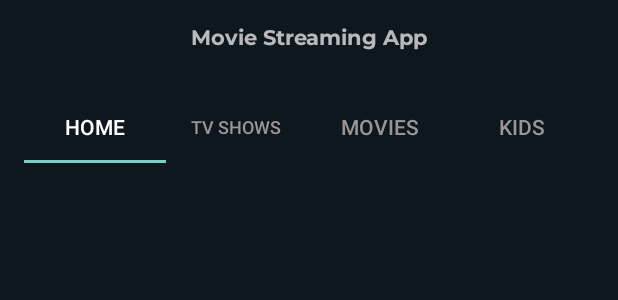
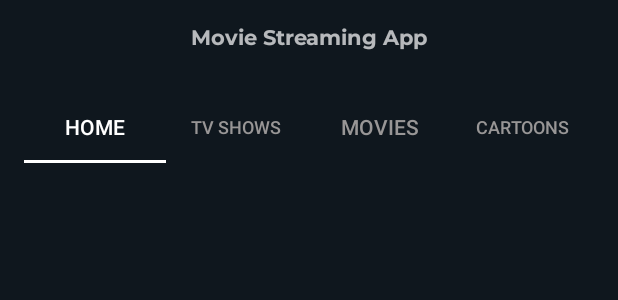
Before and after one commit to SsaaaadD2/PrimeVideoClone, an Android app: the layout activity_main.xml on its own in the app's theme, with its tools: preview values and no code run, on a phone screen of 412 x 824 dp. Shown: the top 300 px of the screen. Run offline under Robolectric (Android 15) with nearby library versions, the phone set to English and light mode, and no system bars.

```diff
--- a/app/src/main/res/drawable/selected.xml
+++ b/app/src/main/res/drawable/selected.xml
@@ -3,7 +3,7 @@
     <item>
         <shape
             android:shape="ring"
-            android:thickness="5dp"
+            android:thickness="4dp"
             android:innerRadius="0dp"
             android:useLevel="false">
 
--- a/app/src/main/res/drawable/unselected.xml
+++ b/app/src/main/res/drawable/unselected.xml
@@ -3,7 +3,7 @@
     <item>
         <shape
             android:shape="ring"
-            android:thickness="5dp"
+            android:thickness="3dp"
             android:innerRadius="0dp"
             android:useLevel="false">
 
--- a/app/src/main/res/layout/activity_main.xml
+++ b/app/src/main/res/layout/activity_main.xml
@@ -19,12 +19,12 @@
         app:layout_constraintTop_toTopOf="parent" />
 
     <com.google.android.material.tabs.TabLayout
-        android:id="@+id/tabLayout"
+        android:id="@+id/tab_category"
         android:layout_width="match_parent"
         android:layout_height="wrap_content"
         app:tabTextColor="#989696"
         app:tabSelectedTextColor="#FFFFFF"
-        app:tabIndicator="#FFFFFF"
+        app:tabIndicatorColor="#FFFFFF"
         android:layout_marginStart="16dp"
         android:layout_marginLeft="16dp"
         android:layout_marginTop="24dp"
@@ -54,10 +54,10 @@
             android:text="@string/tabMovies" />
 
         <com.google.android.material.tabs.TabItem
-            android:id="@+id/tbKids"
+            android:id="@+id/tbCartoons"
             android:layout_width="wrap_content"
             android:layout_height="wrap_content"
-            android:text="@string/tabKids" />
+            android:text="@string/tabCartoons" />
     </com.google.android.material.tabs.TabLayout>
 
     <RelativeLayout
@@ -65,7 +65,15 @@
         android:layout_height="200dp"
         app:layout_constraintEnd_toEndOf="parent"
         app:layout_constraintStart_toStartOf="parent"
-        app:layout_constraintTop_toBottomOf="@+id/tabLayout">
+        app:layout_constraintTop_toBottomOf="@+id/tab_category">
+
+
+
+        <androidx.viewpager2.widget.ViewPager2
+            android:id="@+id/vPagerBanner"
+            android:layout_width="match_parent"
+            android:layout_height="200dp">
+        </androidx.viewpager2.widget.ViewPager2>
 
         <com.google.android.material.tabs.TabLayout
             android:id="@+id/tab_indicator"
@@ -73,14 +81,9 @@
             android:layout_height="wrap_content"
             android:layout_alignParentBottom="true"
             android:layout_centerInParent="true"
+            android:background="#00FFFFFF"
             app:tabBackground="@drawable/indicator_selector"
-            app:tabIndicatorHeight="0dp"/>
-
-        <androidx.viewpager2.widget.ViewPager2
-            android:id="@+id/vPagerBanner"
-            android:layout_width="match_parent"
-            android:layout_height="match_parent" >
-
-        </androidx.viewpager2.widget.ViewPager2>
+            app:tabIndicatorHeight="0dp"
+            app:tabMaxWidth="20dp" />
     </RelativeLayout>
 </androidx.constraintlayout.widget.ConstraintLayout>
--- a/app/src/main/res/layout/banner_adapter_layout.xml
+++ b/app/src/main/res/layout/banner_adapter_layout.xml
@@ -2,12 +2,12 @@
 <androidx.constraintlayout.widget.ConstraintLayout xmlns:android="http://schemas.android.com/apk/res/android"
     xmlns:app="http://schemas.android.com/apk/res-auto"
     android:layout_width="match_parent"
-    android:layout_height="200dp">
+    android:layout_height="match_parent">
 
     <ImageView
         android:id="@+id/imgBannerImage"
         android:layout_width="match_parent"
-        android:layout_height="match_parent"
+        android:layout_height="200dp"
         android:scaleType="fitXY"
         app:layout_constraintBottom_toBottomOf="parent"
         app:layout_constraintEnd_toEndOf="parent"
--- a/app/src/main/res/values/strings.xml
+++ b/app/src/main/res/values/strings.xml
@@ -4,5 +4,5 @@
     <string name="tabHome">Home</string>
     <string name="tabTvShows">TV Shows</string>
     <string name="tabMovies">Movies</string>
-    <string name="tabKids">Kids</string>
+    <string name="tabCartoons">Cartoons</string>
 </resources>
```
Also changed, not shown: app/src/main/java/com/saadm/primevideoclone/MainActivity.java (+83 -29 lines), app/src/main/java/com/saadm/primevideoclone/adapter/BannerPagerAdapter.java (+23 -19 lines), app/src/main/java/com/saadm/primevideoclone/common/Constants.java (+41 -11 lines).
